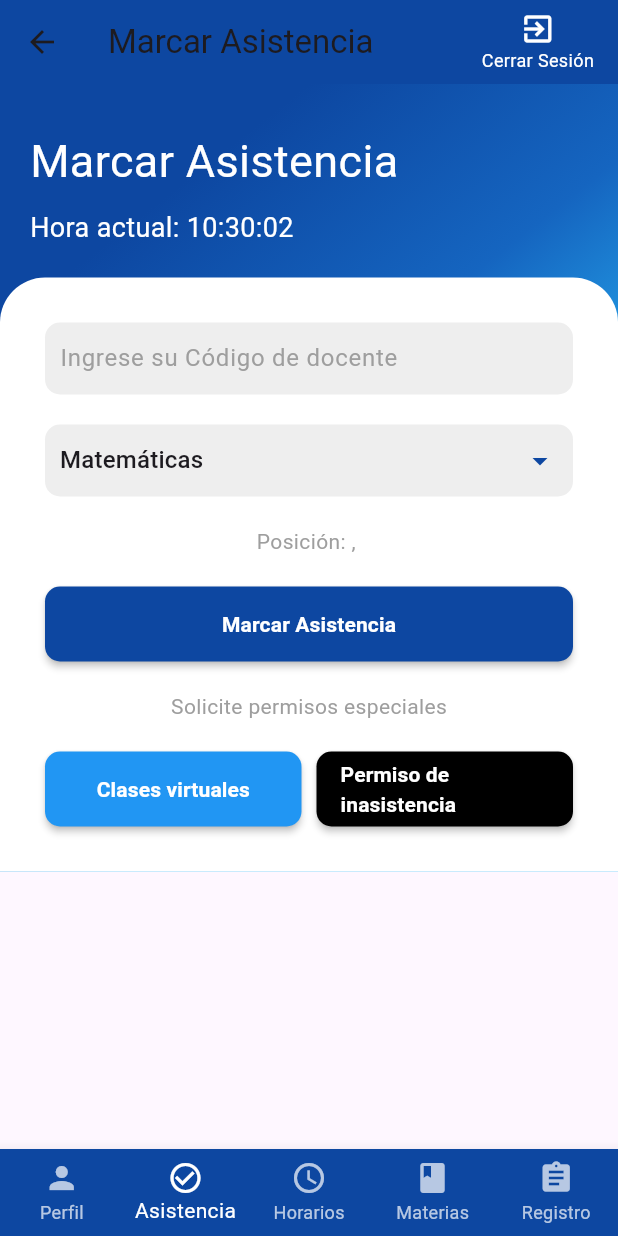
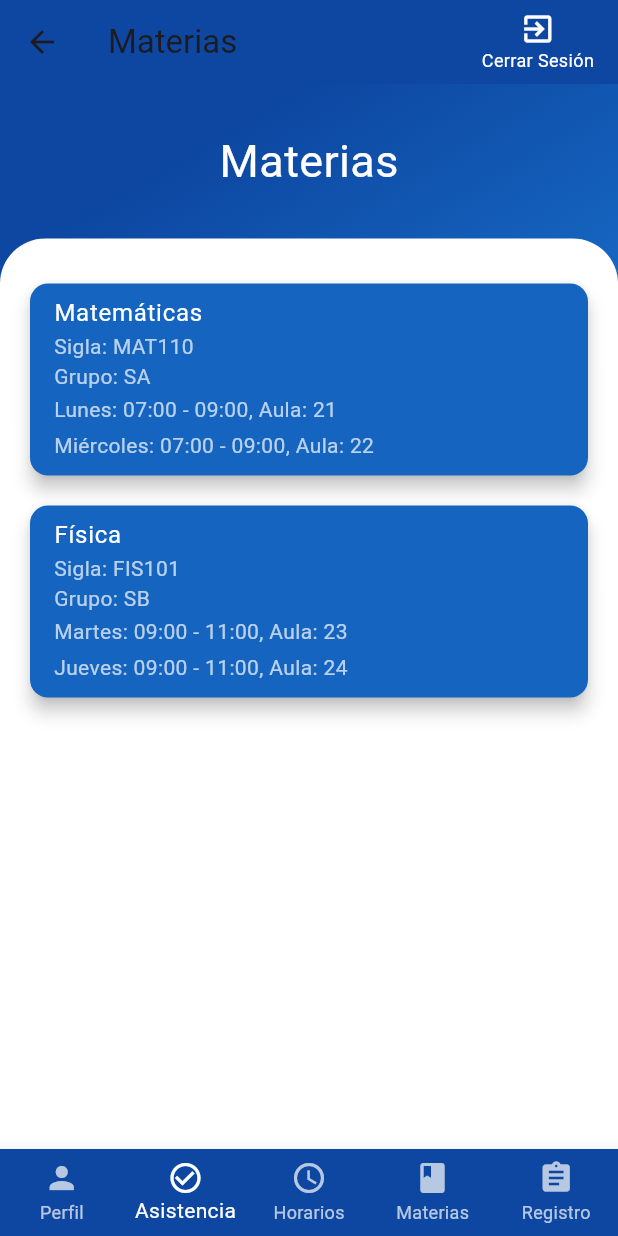
Before and after one commit to YOFRANCITO/PROYECTO-SIG-FINAL, a Flutter app: the MarcarAsist screen opened by its route, item 4 of the bottom bar chosen, on a phone screen of 412 x 824 dp. Run offline on Flutter 3.47's test engine with Material 3 defaults, Android fonts, the phone set to English and light mode, and no system bars; our stand-ins replace animate_do, geolocator, shared_preferences; accounts and stored records are empty.

Commit message:
agregue materias

```diff
--- a/lib/main.dart
+++ b/lib/main.dart
@@ -1,5 +1,6 @@
 import 'package:flutter/material.dart';
 import 'package:intl/date_symbol_data_local.dart';
+import 'package:movil_system_si2/pages/materias.dart';
 
 import 'pages/horarios.dart';
 import 'pages/marcarAsist.dart';
@@ -44,7 +45,8 @@ class _MyAppState extends State<MyApp> {
         '/perfil': (context) => const PerfilPage(),
         '/marcarAsist': (context) => const MarcarAsist(),
         '/horarios': (context) => Horario(),
-        '/asistencias': (context)=>AsistenciasPage()
+        '/asistencias': (context)=>AsistenciasPage(),
+        '/materias': (context)=>MateriasPage()
         /*
 
 
--- a/lib/pages/materias.dart
+++ b/lib/pages/materias.dart
@@ -0,0 +1,144 @@
+// ignore_for_file: prefer_const_constructors
+
+import 'package:flutter/material.dart';
+import '../components/appBar.dart';
+import '../components/barMenu.dart';
+
+class MateriasPage extends StatefulWidget {
+  @override
+  _MateriasPageState createState() => _MateriasPageState();
+}
+
+class _MateriasPageState extends State<MateriasPage> {
+  final List<Materia> materias = [
+    Materia(
+      'Matemáticas',
+      'MAT110',
+      'SA',
+      [
+        Dia('Lunes', '07:00', '09:00', '21'),
+        Dia('Miércoles', '07:00', '09:00', '22'),
+      ],
+    ),
+    Materia(
+      'Física',
+      'FIS101',
+      'SB',
+      [
+        Dia('Martes', '09:00', '11:00', '23'),
+        Dia('Jueves', '09:00', '11:00', '24'),
+      ],
+    ),
+    // Agrega más materias aquí
+  ];
+
+  @override
+  Widget build(BuildContext context) {
+    return Scaffold(
+      appBar: CustomAppBar(title: 'Materias'),
+      body: Container(
+        width: double.infinity,
+        decoration: BoxDecoration(
+          gradient: LinearGradient(
+            begin: Alignment.topCenter,
+            colors: [
+              Colors.blue.shade900,
+              Colors.blue.shade800,
+              Colors.lightBlue.shade400,
+            ],
+          ),
+        ),
+        child: Column(
+          children: <Widget>[
+            SizedBox(height: 20),
+            Padding(
+              padding: EdgeInsets.symmetric(horizontal: 20, vertical: 10),
+              child: Text(
+                "Materias",
+                style: TextStyle(color: Colors.white, fontSize: 30),
+              ),
+            ),
+            Expanded(
+              child: Container(
+                margin: EdgeInsets.only(top: 20),
+                decoration: BoxDecoration(
+                  color: Colors.white,
+                  borderRadius: BorderRadius.only(
+                    topLeft: Radius.circular(30),
+                    topRight: Radius.circular(30),
+                  ),
+                ),
+                child: Padding(
+                  padding: EdgeInsets.all(20),
+                  child: buildMateriasList(),
+                ),
+              ),
+            ),
+          ],
+        ),
+      ),
+      bottomNavigationBar: BottomNavBar(selectedIndex: 1),
+    );
+  }
+
+  Widget buildMateriasList() {
+    return ListView.builder(
+      itemCount: materias.length,
+      itemBuilder: (context, index) {
+        final materia = materias[index];
+
+        return Card(
+          color: Colors.blue[800],
+          elevation: 5,
+          margin: EdgeInsets.symmetric(vertical: 10),
+          child: ListTile(
+            title: Text(
+              materia.nombre,
+              style: TextStyle(color: Colors.white),
+            ),
+            subtitle: Column(
+              crossAxisAlignment: CrossAxisAlignment.start,
+              children: [
+                Text(
+                  'Sigla: ${materia.sigla}',
+                  style: TextStyle(color: Colors.white70),
+                ),
+                Text(
+                  'Grupo: ${materia.grupo}',
+                  style: TextStyle(color: Colors.white70),
+                ),
+                ...materia.dias.map((dia) {
+                  return Padding(
+                    padding: const EdgeInsets.symmetric(vertical: 2.0),
+                    child: Text(
+                      '${dia.dia}: ${dia.horaInicio} - ${dia.horaFin}, Aula: ${dia.aula}',
+                      style: TextStyle(color: Colors.white70),
+                    ),
+                  );
+                }).toList(),
+              ],
+            ),
+          ),
+        );
+      },
+    );
+  }
+}
+
+class Materia {
+  final String nombre;
+  final String sigla;
+  final String grupo;
+  final List<Dia> dias;
+
+  Materia(this.nombre, this.sigla, this.grupo, this.dias);
+}
+
+class Dia {
+  final String dia;
+  final String horaInicio;
+  final String horaFin;
+  final String aula;
+
+  Dia(this.dia, this.horaInicio, this.horaFin, this.aula);
+}
```
